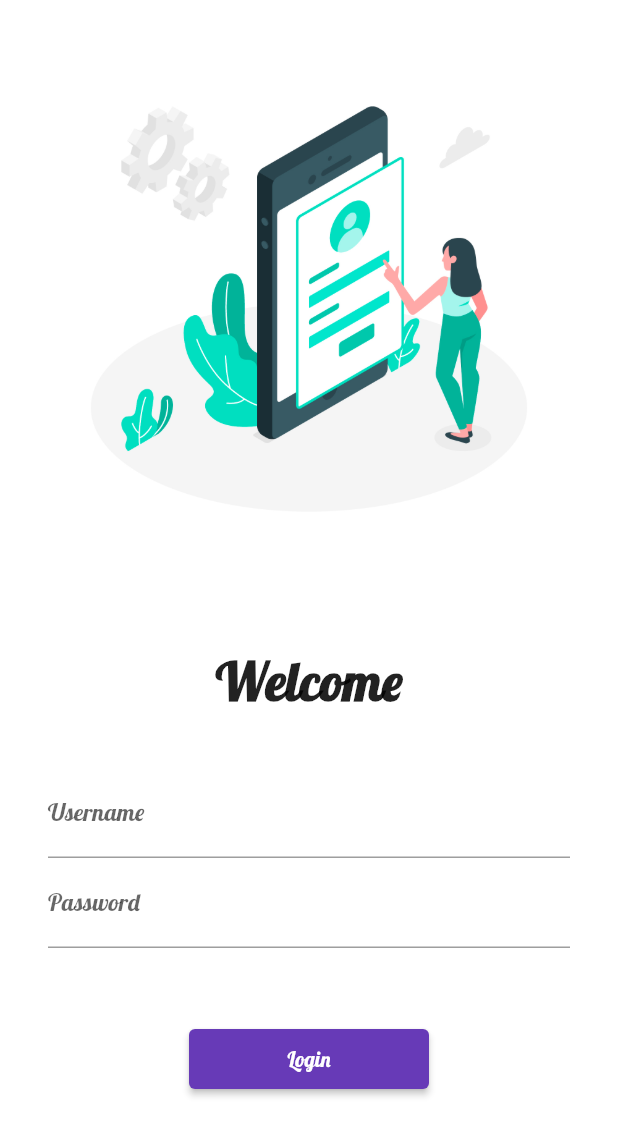
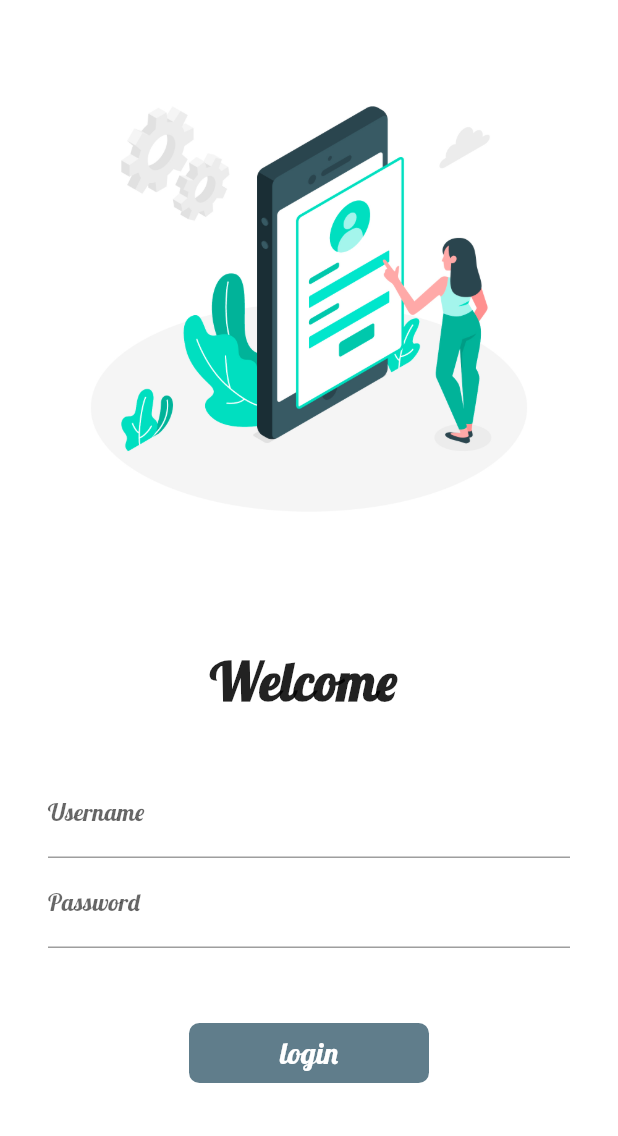
Before and after one commit to PratikFagadiya/flutter_learning, a Flutter app: the screen it shows after launch, on a phone screen of 412 x 824 dp. Shown: the top 1136 px of the screen. Run offline on Flutter 3.47's test engine with Material 2 defaults, Android fonts, the phone set to English and light mode, and no system bars; our stand-ins replace google_fonts.

Commit message:
button animation

```diff
--- a/lib/screens/login_page.dart
+++ b/lib/screens/login_page.dart
@@ -1,7 +1,15 @@
 import 'package:flutter/material.dart';
 import 'package:flutterin8hour/utils/routes.dart';
 
-class LogInPage extends StatelessWidget {
+class LogInPage extends StatefulWidget {
+  @override
+  State<LogInPage> createState() => _LogInPageState();
+}
+
+class _LogInPageState extends State<LogInPage> {
+  String name = "";
+  bool changeButton = false;
+
   @override
   Widget build(BuildContext context) {
     return Material(
@@ -16,9 +24,9 @@ class LogInPage extends StatelessWidget {
           const SizedBox(
             height: 20.0,
           ),
-          const Text(
-            'Welcome',
-            style: TextStyle(
+          Text(
+            'Welcome $name',
+            style: const TextStyle(
               fontWeight: FontWeight.bold,
               fontSize: 35.0,
             ),
@@ -33,6 +41,10 @@ class LogInPage extends StatelessWidget {
             child: Column(
               children: [
                 TextFormField(
+                  onChanged: (value) {
+                    name = value;
+                    setState(() {});
+                  },
                   decoration: const InputDecoration(
                       hintText: 'Enter Username', labelText: 'Username'),
                 ),
@@ -44,13 +56,45 @@ class LogInPage extends StatelessWidget {
                 const SizedBox(
                   height: 50.0,
                 ),
-                ElevatedButton(
-                  onPressed: () {
+
+                // You cam implemented button in two way 1.Inkwaell and  2.ElevatedButton
+                InkWell(
+                  onTap: () async {
+                    setState(() {
+                      changeButton = true;
+                    });
+
+                    await Future.delayed(const Duration(seconds: 2));
                     Navigator.pushNamed(context, MyRoutes.homeRoute);
                   },
-                  child: const Text('Login'),
-                  style: TextButton.styleFrom(minimumSize: const Size(160, 40)),
+                  child: AnimatedContainer(
+                    child: changeButton
+                        ? const Icon(Icons.done, color: Colors.white)
+                        : const Text(
+                            'login',
+                            style:
+                                TextStyle(color: Colors.white, fontSize: 20.0),
+                          ),
+                    width: changeButton ? 60 : 160,
+                    height: 40,
+                    alignment: Alignment.center,
+                    decoration: BoxDecoration(
+                        color: Colors.blueGrey,
+                        // shape:
+                        //     changeButton ? BoxShape.circle : BoxShape.rectangle,
+                        borderRadius:
+                            BorderRadius.circular(changeButton ? 60 : 7.0)),
+                    duration: const Duration(seconds: 2),
+                  ),
                 )
+
+                // ElevatedButton(
+                //   onPressed: () {
+                //     Navigator.pushNamed(context, MyRoutes.homeRoute);
+                //   },
+                //   child: const Text('Login'),
+                //   style: TextButton.styleFrom(minimumSize: const Size(160, 40)),
+                // )
               ],
             ),
           )
```
